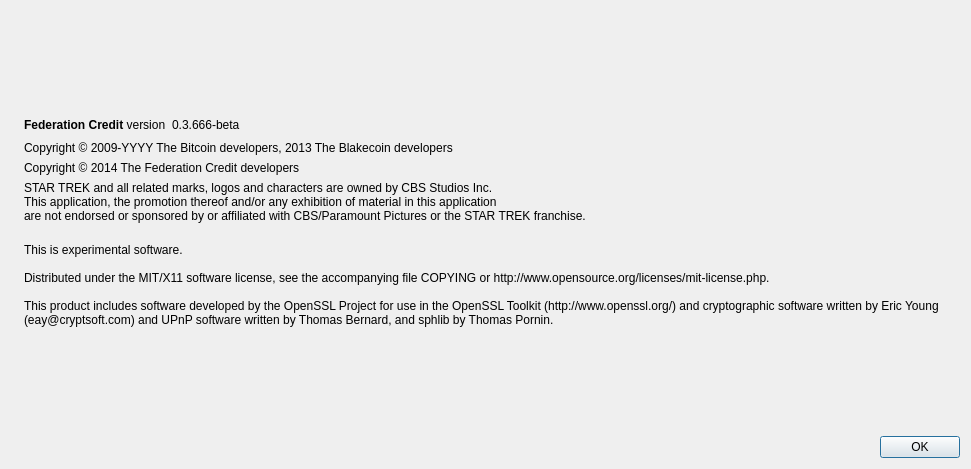
Before: the Qt Designer form src/qt/forms/aboutdialog.ui in scificryptocoin/Federation-Credits, drawn with Qt 5.
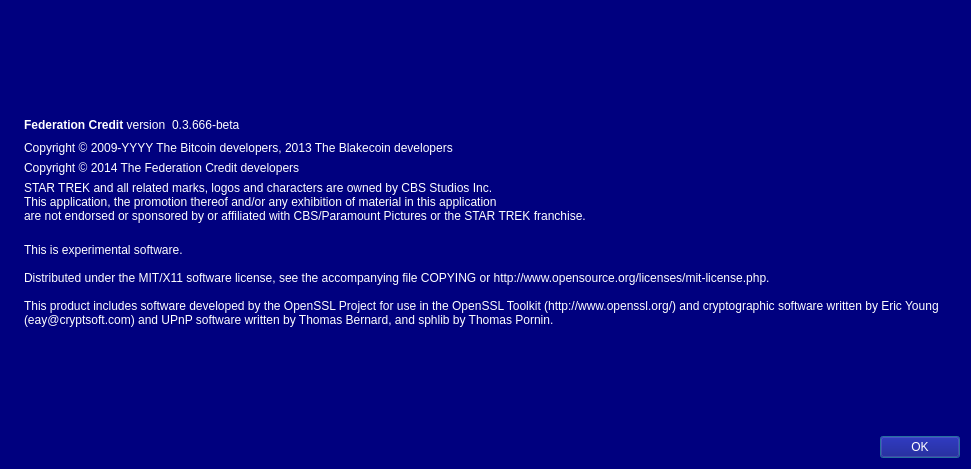
After: the same form once the commit is applied. Icons and pictures are not drawn.

```diff
--- a/src/qt/forms/aboutdialog.ui
+++ b/src/qt/forms/aboutdialog.ui
@@ -13,6 +13,10 @@
   <property name="windowTitle">
    <string>About Federation Credit</string>
   </property>
+  <property name="styleSheet">
+   <string notr="true">background-color: rgb(0, 0, 127);
+color: rgb(255, 255, 255);</string>
+  </property>
   <layout class="QHBoxLayout" name="horizontalLayout_2">
    <item>
     <widget class="QLabel" name="label_4">
```
